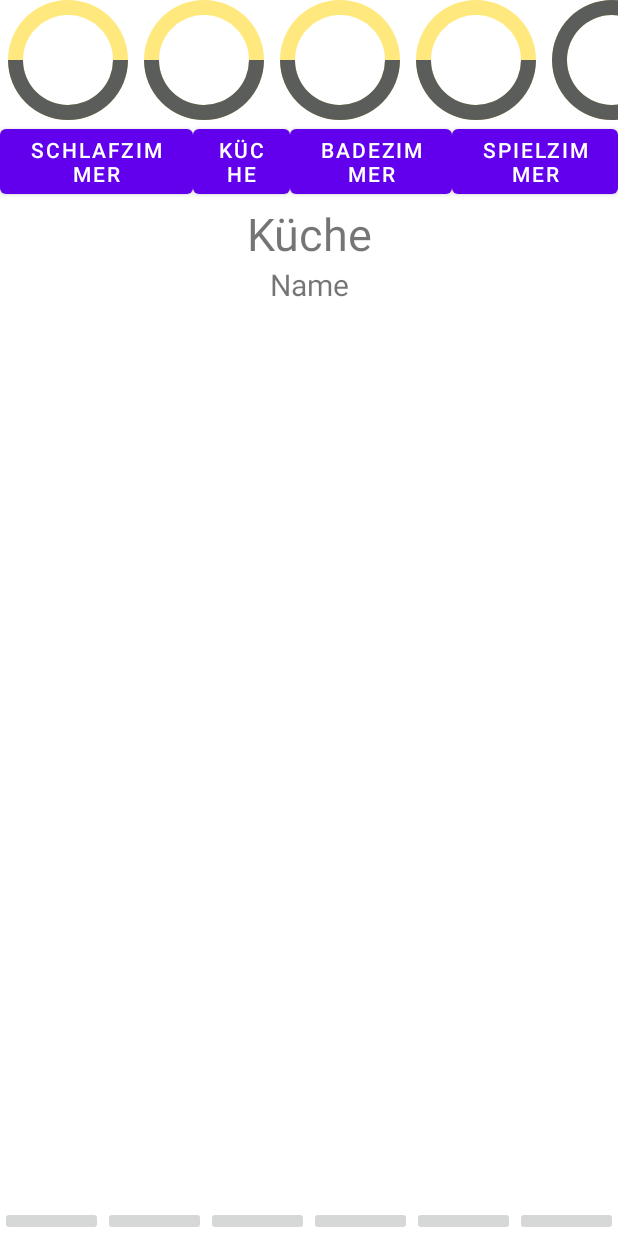
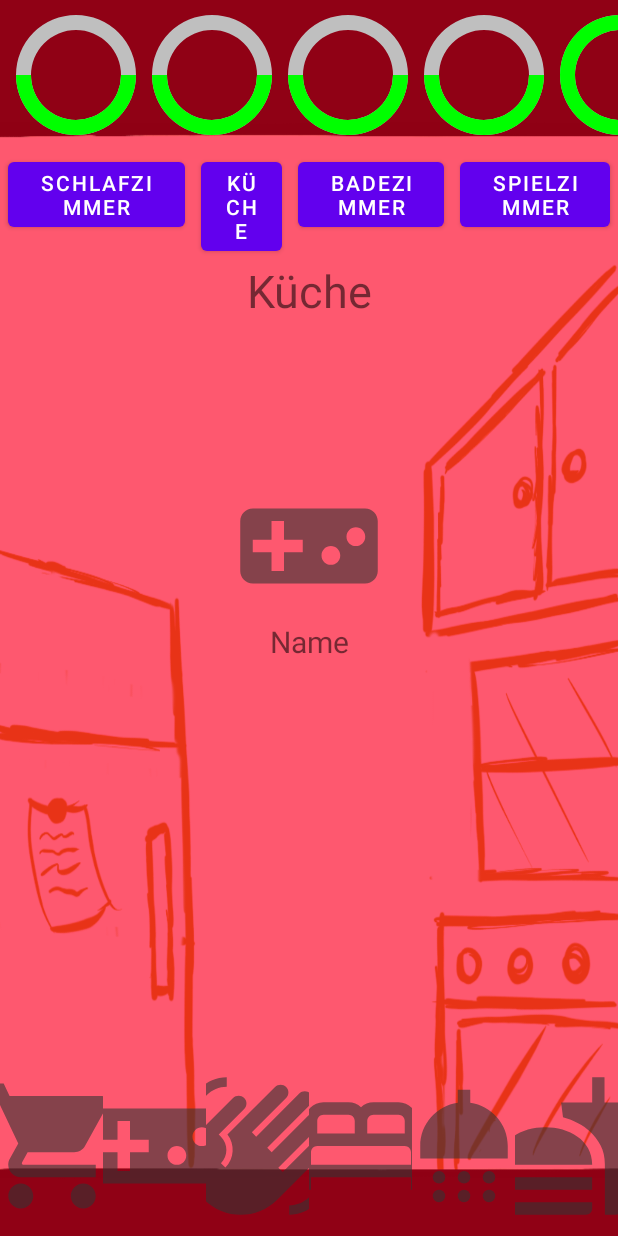
Before and after one commit to Puelro/Tamagochi, an Android app: the Game screen opened directly, with no data from a screen before it, on a phone screen of 412 x 824 dp. Run offline under Robolectric (Android 15) with nearby library versions, the phone set to English and light mode, and no system bars.

Commit message:
Hintergründe für Räume

```diff
--- a/app/src/main/java/com/example/tamagochi/Game.java
+++ b/app/src/main/java/com/example/tamagochi/Game.java
@@ -5,6 +5,7 @@ import android.os.Bundle;
 import android.view.View;
 import android.widget.Button;
 import android.widget.ImageButton;
+import android.widget.LinearLayout;
 import android.widget.TextView;
 
 import androidx.appcompat.app.AlertDialog;
@@ -21,6 +22,9 @@ public class Game extends AppCompatActivity {
 
     /**TextView to indicate the current room*/
     private TextView textViewRoom;
+
+    /**LinearLayout to change the Background*/
+    LinearLayout root;
 
     /**Buttons*/
     private Button buttonBedroom;
@@ -48,6 +52,7 @@ public class Game extends AppCompatActivity {
         myPet = new Pet("Peter", 30,30,30,30,100,true,0);
 
         textViewRoom = findViewById(R.id.tvRoom);
+        root=(LinearLayout)findViewById(R.id.root);
 
         progressBarManager = new ProgressBarManager(this);
         progressBarManager.updateProgressbarHunger(30);
@@ -81,6 +86,7 @@ public class Game extends AppCompatActivity {
                 makeAllInteractionButtonsInvisible();
                 buttonSleep.setVisibility(View.VISIBLE);
                 textViewRoom.setText("Schlafzimmer");
+                root.setBackgroundResource(R.drawable.bedroom);
 
             }
         });
@@ -94,6 +100,7 @@ public class Game extends AppCompatActivity {
                 makeAllInteractionButtonsInvisible();
                 buttonWash.setVisibility(View.VISIBLE);
                 textViewRoom.setText("Badezimmer");
+                root.setBackgroundResource(R.drawable.bathroom);
             }
         });
 
@@ -106,6 +113,7 @@ public class Game extends AppCompatActivity {
                 makeAllInteractionButtonsInvisible();
                 buttonFood.setVisibility(View.VISIBLE);
                 textViewRoom.setText("Küche");
+                root.setBackgroundResource(R.drawable.kitchen);
             }
         });
 
@@ -119,6 +127,7 @@ public class Game extends AppCompatActivity {
                 buttonPlay.setVisibility(View.VISIBLE);
                 buttonPet.setVisibility(View.VISIBLE);
                 textViewRoom.setText("Spielzimmer");
+                root.setBackgroundResource(R.drawable.playroom);
             }
         });
 
--- a/app/src/main/res/drawable/progressbar.xml
+++ b/app/src/main/res/drawable/progressbar.xml
@@ -4,7 +4,7 @@
             android:innerRadiusRatio="2.0"
             android:shape="ring"
             android:thickness="10dp">
-            <solid android:color="#80ffd300" />
+            <solid android:color="#bfbfbf" />
             <corners android:radius="50dp"/>
         </shape>
     </item>
@@ -15,7 +15,7 @@
             android:innerRadiusRatio="2.0"
             android:shape="ring"
             android:thickness="10dp">
-            <solid android:color="#ff5a5d5a" />
+            <solid android:color="#00ff00" />
         </shape>
         <!--
         <scale
--- a/app/src/main/res/layout/activity_game.xml
+++ b/app/src/main/res/layout/activity_game.xml
@@ -3,10 +3,12 @@
     xmlns:android="http://schemas.android.com/apk/res/android"
     xmlns:app="http://schemas.android.com/apk/res-auto"
     xmlns:tools="http://schemas.android.com/tools"
+    android:background="@drawable/kitchen"
     android:layout_width="match_parent"
     android:layout_height="match_parent">
 
     <LinearLayout
+        android:id="@+id/root"
         android:layout_width="match_parent"
         android:layout_height="match_parent"
         android:orientation="vertical">
@@ -14,16 +16,20 @@
         <LinearLayout
             android:layout_width="match_parent"
             android:layout_height="wrap_content"
+            android:layout_marginTop="10dp"
             android:orientation="horizontal">
 
             <TextView
                 android:id="@+id/tvMoney"
                 android:layout_width="wrap_content"
                 android:layout_height="match_parent"
+                android:layout_marginStart="5dp"
+                android:layout_marginLeft="5dp"
                 android:layout_weight="1"
                 android:gravity="center_horizontal|center_vertical"
                 android:text="0€"
-                android:textSize="20sp" />
+                android:textColor="@android:color/white"
+                android:textSize="36sp" />
 
             <ProgressBar
                 android:id="@+id/progressBarHunger"
@@ -95,25 +101,32 @@
                 android:progressDrawable="@drawable/progressbar"
                 tools:progress="60"></ProgressBar>
 
-            <!--Quelle: https://freeicons.io/social-media/house-home-user-interface-icon-45978#-->
             <ImageButton
                 android:id="@+id/btnMenu"
                 android:layout_width="wrap_content"
                 android:layout_height="wrap_content"
+                android:layout_marginEnd="5dp"
+                android:layout_marginRight="5dp"
                 android:layout_weight="1"
-                tools:srcCompat="@drawable/home" />
+                android:background="@null"
+                android:src="@drawable/home" />
 
         </LinearLayout>
 
         <LinearLayout
             android:layout_width="match_parent"
             android:layout_height="wrap_content"
+            android:layout_marginTop="12dp"
             android:orientation="horizontal">
 
             <Button
                 android:id="@+id/btnBedroom"
                 android:layout_width="wrap_content"
                 android:layout_height="wrap_content"
+                android:layout_marginStart="5dp"
+                android:layout_marginLeft="5dp"
+                android:layout_marginEnd="5dp"
+                android:layout_marginRight="5dp"
                 android:layout_weight="1"
                 android:text="@string/tvBedroom" />
 
@@ -121,6 +134,10 @@
                 android:id="@+id/btnKitchen"
                 android:layout_width="wrap_content"
                 android:layout_height="wrap_content"
+                android:layout_marginStart="5dp"
+                android:layout_marginLeft="5dp"
+                android:layout_marginEnd="5dp"
+                android:layout_marginRight="5dp"
                 android:layout_weight="1"
                 android:text="@string/tvKitchen" />
 
@@ -128,6 +145,10 @@
                 android:id="@+id/btnBathroom"
                 android:layout_width="wrap_content"
                 android:layout_height="wrap_content"
+                android:layout_marginStart="5dp"
+                android:layout_marginLeft="5dp"
+                android:layout_marginEnd="5dp"
+                android:layout_marginRight="5dp"
                 android:layout_weight="1"
                 android:text="@string/tvBathroom" />
 
@@ -135,6 +156,10 @@
                 android:id="@+id/btnPlayroom"
                 android:layout_width="wrap_content"
                 android:layout_height="wrap_content"
+                android:layout_marginStart="5dp"
+                android:layout_marginLeft="5dp"
+                android:layout_marginEnd="5dp"
+                android:layout_marginRight="5dp"
                 android:layout_weight="1"
                 android:text="@string/tvPlayroom" />
 
@@ -148,7 +173,7 @@
             <TextView
                 android:id="@+id/tvRoom"
                 android:layout_width="match_parent"
-                android:layout_height="0dp"
+                android:layout_height="wrap_content"
                 android:layout_weight="1"
                 android:gravity="center_horizontal"
                 android:text="@string/tvRoom"
@@ -157,14 +182,15 @@
             <ImageView
                 android:id="@+id/imageView"
                 android:layout_width="match_parent"
-                android:layout_height="0dp"
+                android:layout_height="match_parent"
+                android:layout_marginTop="100dp"
                 android:layout_weight="1"
-                tools:srcCompat="@tools:sample/avatars" />
+                android:src="@drawable/game" />
 
             <TextView
                 android:id="@+id/textView"
                 android:layout_width="match_parent"
-                android:layout_height="0dp"
+                android:layout_height="wrap_content"
                 android:layout_weight="1"
                 android:gravity="center_horizontal"
                 android:text="Name"
@@ -174,6 +200,7 @@
         <LinearLayout
             android:layout_width="match_parent"
             android:layout_height="wrap_content"
+            android:layout_marginBottom="10dp"
             android:layout_weight="1"
             android:gravity="bottom"
             android:orientation="horizontal">
@@ -183,42 +210,48 @@
                 android:layout_width="wrap_content"
                 android:layout_height="wrap_content"
                 android:layout_weight="1"
-                tools:srcCompat="@drawable/shop" />
+                android:background="@null"
+                android:src="@drawable/shop" />
 
             <ImageButton
                 android:id="@+id/btnPlay"
                 android:layout_width="wrap_content"
                 android:layout_height="wrap_content"
                 android:layout_weight="1"
-                tools:srcCompat="@drawable/game" />
+                android:background="@null"
+                android:src="@drawable/game" />
 
             <ImageButton
                 android:id="@+id/btnPet"
                 android:layout_width="wrap_content"
                 android:layout_height="wrap_content"
                 android:layout_weight="1"
-                tools:srcCompat="@drawable/hand" />
+                android:background="@null"
+                android:src="@drawable/hand" />
 
             <ImageButton
                 android:id="@+id/btnSleep"
                 android:layout_width="wrap_content"
                 android:layout_height="wrap_content"
                 android:layout_weight="1"
-                tools:srcCompat="@drawable/bed" />
+                android:background="@null"
+                android:src="@drawable/bed" />
 
             <ImageButton
                 android:id="@+id/btnWash"
                 android:layout_width="wrap_content"
                 android:layout_height="wrap_content"
                 android:layout_weight="1"
-                tools:srcCompat="@drawable/shower" />
+                android:background="@null"
+                android:src="@drawable/shower" />
 
             <ImageButton
                 android:id="@+id/btnFood"
                 android:layout_width="wrap_content"
                 android:layout_height="wrap_content"
                 android:layout_weight="1"
-                tools:srcCompat="@drawable/food" />
+                android:background="@null"
+                android:src="@drawable/food" />
 
         </LinearLayout>
     </LinearLayout>
--- a/app/src/main/res/values/colors.xml
+++ b/app/src/main/res/values/colors.xml
@@ -7,4 +7,6 @@
     <color name="teal_700">#FF018786</color>
     <color name="black">#FF000000</color>
     <color name="white">#FFFFFFFF</color>
+    <color name="red">#FF0000</color>
+    <color name="green">#00FF00</color>
 </resources>
```
Also changed, not shown: app/src/main/res/drawable/bathroom.PNG (added), app/src/main/res/drawable/bedroom.PNG (added), app/src/main/res/drawable/kitchen.PNG (added), app/src/main/res/drawable/playroom.PNG (added).
